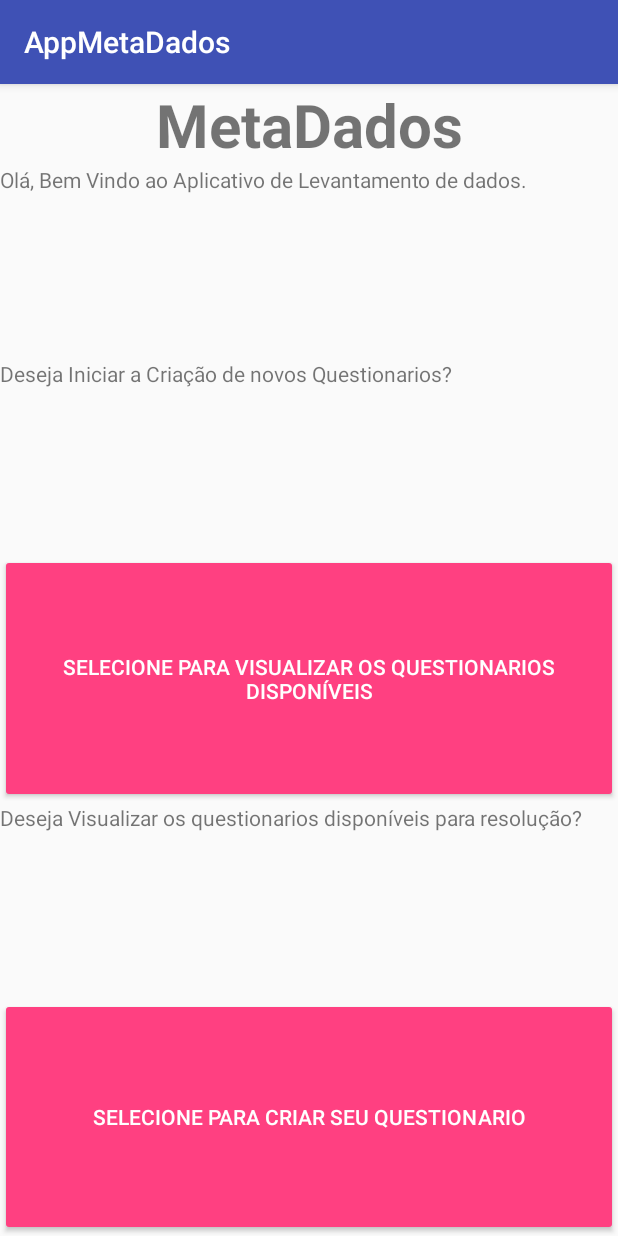
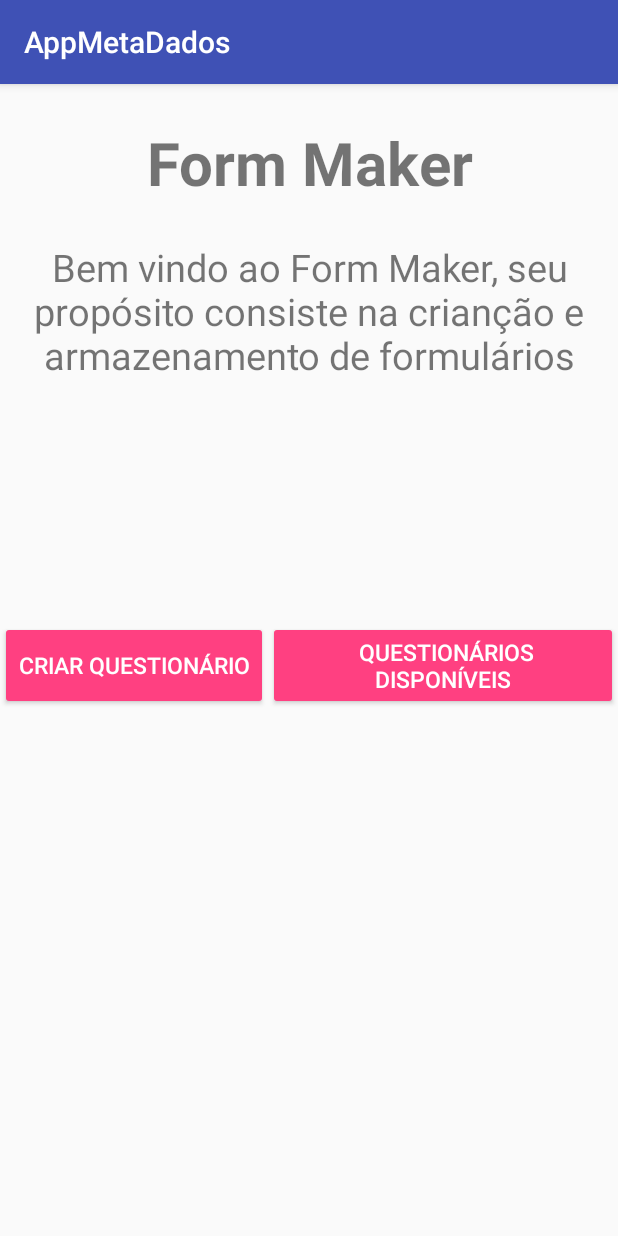
Before and after one commit to SergioMatheus/MetaDados, an Android app: the screen it shows after launch (MainActivity), on a phone screen of 412 x 824 dp. Run offline under Robolectric (Android 15) with nearby library versions, the phone set to English and light mode, and no system bars.

Commit message:
Commit inicial de Questionarios

```diff
--- a/app/src/main/AndroidManifest.xml
+++ b/app/src/main/AndroidManifest.xml
@@ -16,6 +16,12 @@
                 <category android:name="android.intent.category.LAUNCHER" />
             </intent-filter>
         </activity>
+        <activity android:name=".CriaQuestionarios">
+            <intent-filter>
+                <action android:name="android.intent.action.MAIN" />
+            </intent-filter>
+        </activity>
+        <activity android:name=".visualizar_activity"></activity>
     </application>
 
 </manifest>
--- a/app/src/main/java/com/example/pichau/appmetadados/MainActivity.java
+++ b/app/src/main/java/com/example/pichau/appmetadados/MainActivity.java
@@ -1,7 +1,10 @@
 package com.example.pichau.appmetadados;
 
+import android.content.Intent;
 import android.support.v7.app.AppCompatActivity;
 import android.os.Bundle;
+import android.view.View;
+import android.widget.Button;
 
 public class MainActivity extends AppCompatActivity {
 
@@ -9,5 +12,22 @@ public class MainActivity extends AppCompatActivity {
     protected void onCreate(Bundle savedInstanceState) {
         super.onCreate(savedInstanceState);
         setContentView(R.layout.activity_main);
+        Button botao = (Button)findViewById(R.id.button2);
+        Button botao2=(Button)findViewById(R.id.button3);
+        botao.setOnClickListener(new View.OnClickListener() {
+            @Override
+            public void onClick(View view) {
+                Intent i = new Intent(MainActivity.this, CriaQuestionarios.class);
+                startActivity(i);
+            }
+        });
+        botao2.setOnClickListener(new View.OnClickListener() {
+            @Override
+            public void onClick(View view) {
+                Intent i = new Intent(MainActivity.this, visualizar_activity.class);
+                startActivity(i);
+            }
+        });
     }
+
 }
--- a/app/src/main/res/layout/activity_main.xml
+++ b/app/src/main/res/layout/activity_main.xml
@@ -1,4 +1,5 @@
 <?xml version="1.0" encoding="utf-8"?>
+
 <LinearLayout xmlns:android="http://schemas.android.com/apk/res/android"
     xmlns:app="http://schemas.android.com/apk/res-auto"
     xmlns:tools="http://schemas.android.com/tools"
@@ -8,71 +9,56 @@
     tools:context="com.example.pichau.appmetadados.MainActivity">
 
     <LinearLayout
-        android:layout_width="match_parent"
-        android:layout_height="match_parent"
-        android:orientation="horizontal">
-
-        <LinearLayout
-            android:layout_width="match_parent"
-            android:layout_height="match_parent"
-            android:layout_weight="1"
-            android:orientation="vertical">
+        android:layout_width="wrap_content"
+        android:layout_height="wrap_content"
+        android:orientation="vertical"
+        android:weightSum="1">
 
         <TextView
             android:id="@+id/textView3"
             android:layout_width="match_parent"
             android:layout_height="wrap_content"
+            android:layout_marginTop="25dp"
             android:gravity="center"
-                android:text="MetaDados"
+            android:text="Form Maker"
             android:textSize="40dp"
             android:textStyle="bold" />
 
-            <TextView
-                android:id="@+id/textView4"
-                android:layout_width="match_parent"
-                android:layout_height="wrap_content"
-                android:layout_weight="1"
-                android:text="Olá, Bem Vindo ao Aplicativo de Levantamento de dados." />
 
         <TextView
             android:id="@+id/textView"
-                android:layout_width="match_parent"
+            android:layout_width="wrap_content"
             android:layout_height="wrap_content"
-                android:layout_weight="1"
-                android:text="Deseja Iniciar a Criação de novos Questionarios?" />
+            android:layout_marginTop="25dp"
+            android:text="Bem vindo ao Form Maker, seu propósito consiste na crianção e armazenamento de formulários"
+            android:textAlignment="center"
+            android:textSize="25dp" />
+
+        <LinearLayout
+            android:layout_width="wrap_content"
+            android:layout_height="wrap_content"
+            android:layout_marginTop="160dp"
+            android:orientation="horizontal">
+
+            <Button
+                android:id="@+id/button2"
+                style="@style/Widget.AppCompat.Button.Colored"
+                android:layout_width="wrap_content"
+                android:layout_height="match_parent"
+                android:layout_gravity="center_horizontal"
+                android:text="Criar questionário"
+                android:textSize="15dp" />
 
             <Button
                 android:id="@+id/button3"
                 style="@style/Widget.AppCompat.Button.Colored"
-                android:layout_width="match_parent"
+                android:layout_width="wrap_content"
                 android:layout_height="wrap_content"
-                android:layout_weight="1"
-                android:text="Selecione para visualizar os questionarios disponíveis"
-                tools:layout_editor_absoluteX="8dp"
-                tools:layout_editor_absoluteY="360dp" />
-
-            <TextView
-                android:id="@+id/textView2"
-                android:layout_width="match_parent"
-                android:layout_height="wrap_content"
-                android:layout_weight="1"
-                android:text="Deseja Visualizar os questionarios disponíveis para resolução?"
-                tools:layout_editor_absoluteX="0dp"
-                tools:layout_editor_absoluteY="303dp" />
-
-            <Button
-                android:id="@+id/button2"
-                style="@style/Widget.AppCompat.Button.Colored"
-                android:layout_width="match_parent"
-                android:layout_height="wrap_content"
-                android:layout_weight="1"
-                android:text="Selecione para Criar seu questionario"
-                app:layout_constraintRight_toRightOf="parent"
-                tools:layout_editor_absoluteY="183dp" />
+                android:layout_gravity="center_horizontal"
+                android:text=" Questionários disponíveis"
+                android:textSize="15dp" />
+        </LinearLayout>
 
     </LinearLayout>
 
 </LinearLayout>
-
-
-</LinearLayout>
```
Also changed, not shown: app/src/main/java/com/example/pichau/appmetadados/CriaQuestionarios.java (added, +15 -0 lines), app/src/main/java/com/example/pichau/appmetadados/visualizar_activity.java (added, +13 -0 lines), app/src/main/res/layout/activity_visualizar_questionarios.xml (added, +16 -0 lines), app/src/main/res/layout/cria_questionario.xml (added, +33 -0 lines). Lines whose indentation alone changed are shown as unchanged.
